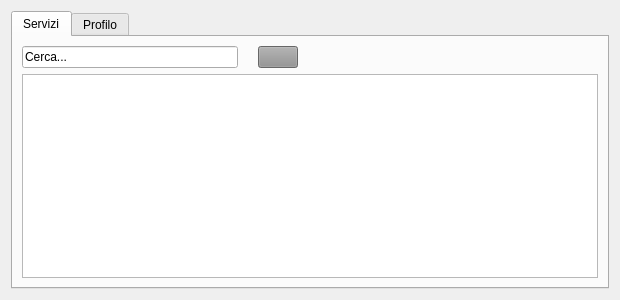
Qt form src/gestore_password/ui/ui_principale.ui (fgirlanda/GP2) before a commit.
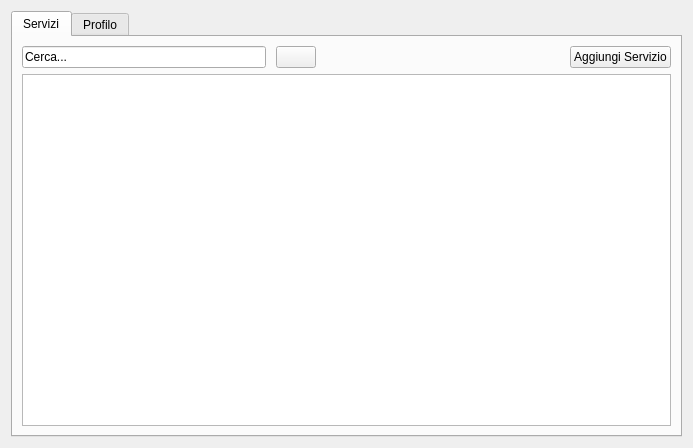
The same form after that commit. Icons and pictures are not drawn.

Commit message: aggiunta bottone aggiungi servizio

Patch:
```diff
--- a/src/gestore_password/ui/ui_principale.ui
+++ b/src/gestore_password/ui/ui_principale.ui
@@ -6,8 +6,8 @@
    <rect>
     <x>0</x>
     <y>0</y>
-    <width>611</width>
-    <height>300</height>
+    <width>693</width>
+    <height>448</height>
    </rect>
   </property>
   <property name="sizePolicy">
@@ -22,6 +22,12 @@
   <layout class="QVBoxLayout" name="verticalLayout_2">
    <item>
     <widget class="QTabWidget" name="tabWidget">
+     <property name="sizePolicy">
+      <sizepolicy hsizetype="Preferred" vsizetype="Preferred">
+       <horstretch>0</horstretch>
+       <verstretch>0</verstretch>
+      </sizepolicy>
+     </property>
      <property name="currentIndex">
       <number>0</number>
      </property>
@@ -38,10 +44,10 @@
          <item>
           <layout class="QHBoxLayout" name="horizontalLayout">
            <property name="spacing">
-            <number>20</number>
+            <number>10</number>
            </property>
            <property name="rightMargin">
-            <number>300</number>
+            <number>0</number>
            </property>
            <item>
             <widget class="QLineEdit" name="main_edit_cerca">
@@ -61,15 +67,35 @@
              <property name="autoFillBackground">
               <bool>false</bool>
              </property>
-             <property name="styleSheet">
-              <string notr="true">background-color: rgb(144, 144, 144);</string>
-             </property>
              <property name="text">
               <string/>
              </property>
              <property name="icon">
               <iconset>
-               <normaloff>../resources/cerca.png</normaloff>../resources/cerca.png</iconset>
+               <normaloff>../../resources/cerca.png</normaloff>../../resources/cerca.png</iconset>
+             </property>
+            </widget>
+           </item>
+           <item>
+            <spacer name="horizontalSpacer">
+             <property name="orientation">
+              <enum>Qt::Horizontal</enum>
+             </property>
+             <property name="sizeHint" stdset="0">
+              <size>
+               <width>40</width>
+               <height>20</height>
+              </size>
+             </property>
+            </spacer>
+           </item>
+           <item>
+            <widget class="QPushButton" name="main_btn_aggiungi">
+             <property name="layoutDirection">
+              <enum>Qt::LeftToRight</enum>
+             </property>
+             <property name="text">
+              <string>Aggiungi Servizio</string>
              </property>
             </widget>
            </item>
```
The commit also changes 5 other files.
